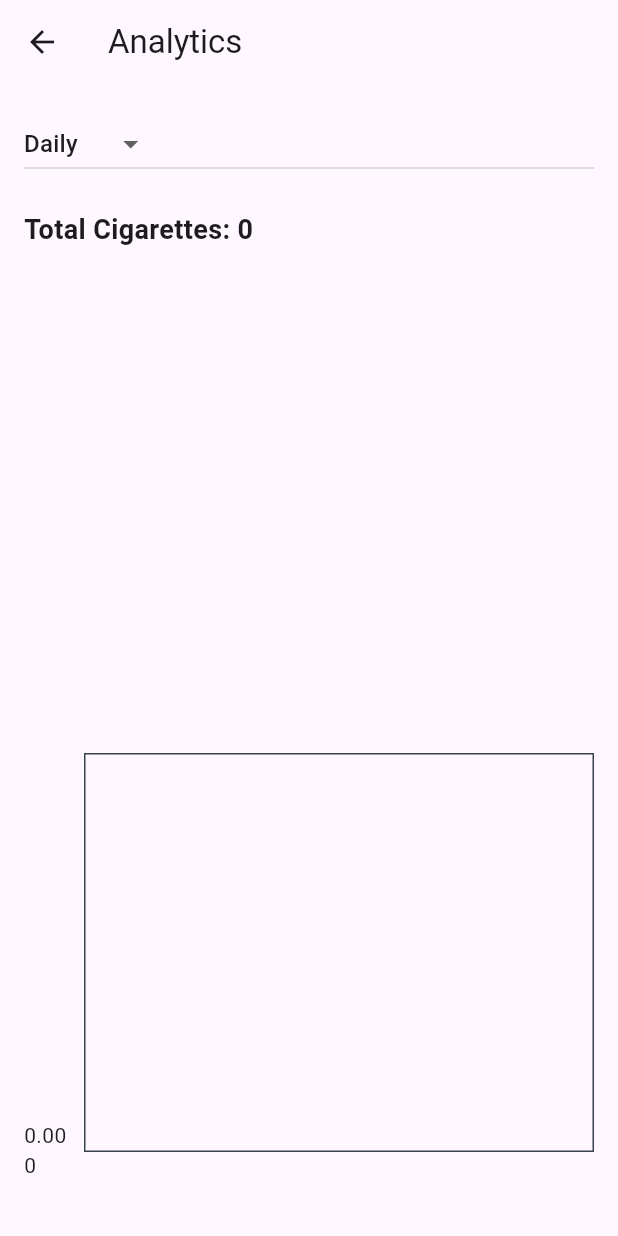
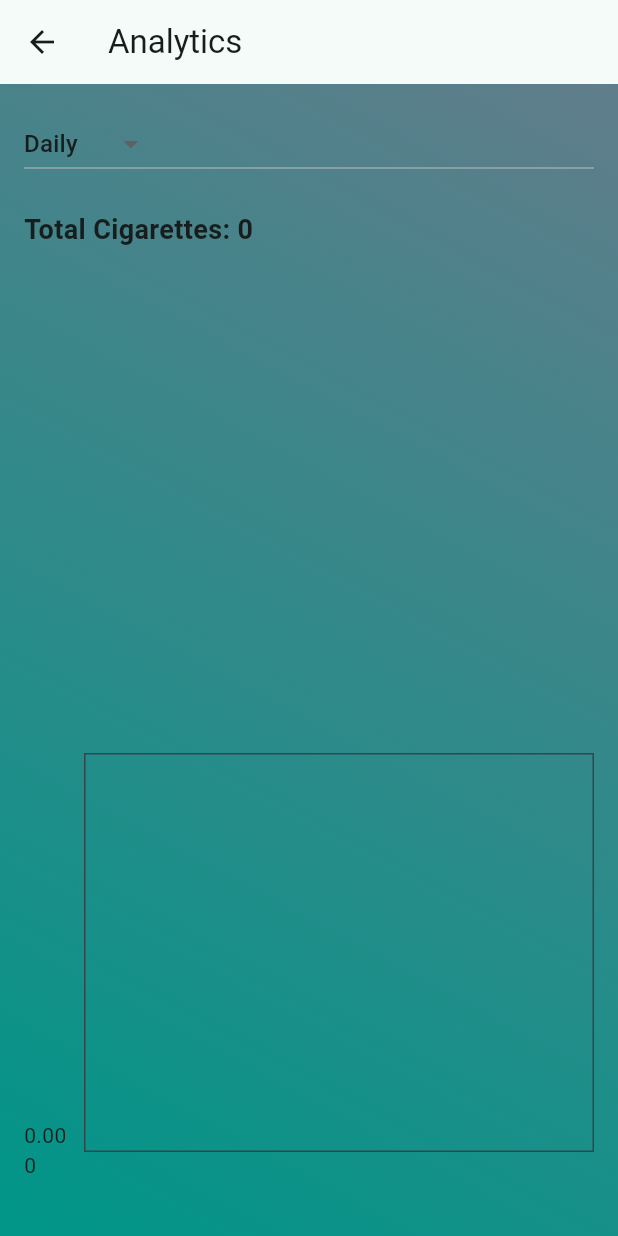
Before and after one commit to yesMohanHere/smoke-free, a Flutter app: the screen it shows after launch, after a tap on "View Analytics", on a phone screen of 412 x 824 dp. Run offline on Flutter 3.47's test engine with Material 3 defaults, Android fonts, the phone set to English and light mode, and no system bars; drawn by our look-alikes of fl_chart; our stand-ins replace shared_preferences.

Commit message:
Add creative styling to UI

```diff
--- a/lib/main.dart
+++ b/lib/main.dart
@@ -14,7 +14,8 @@ class MyApp extends StatelessWidget {
     return MaterialApp(
       title: 'Cigarette Tracker',
       theme: ThemeData(
-        primarySwatch: Colors.blueGrey,
+        colorScheme: ColorScheme.fromSeed(seedColor: Colors.teal),
+        useMaterial3: true,
       ),
       initialRoute: '/',
       routes: {
--- a/lib/views/analytics_screen.dart
+++ b/lib/views/analytics_screen.dart
@@ -57,7 +57,14 @@ class _AnalyticsScreenState extends State<AnalyticsScreen> {
       appBar: AppBar(
         title: const Text('Analytics'),
       ),
-      body: Padding(
+      body: Container(
+        decoration: const BoxDecoration(
+          gradient: LinearGradient(
+            colors: [Colors.blueGrey, Colors.teal],
+            begin: Alignment.topRight,
+            end: Alignment.bottomLeft,
+          ),
+        ),
         padding: const EdgeInsets.all(16.0),
         child: Column(
           crossAxisAlignment: CrossAxisAlignment.stretch,
@@ -100,8 +107,12 @@ class _AnalyticsScreenState extends State<AnalyticsScreen> {
                 itemBuilder: (context, index) {
                   final key = sortedKeys[index];
                   final value = counts[key];
-                  return ListTile(
-                    title: Text('$key: $value cigarettes'),
+                  return Card(
+                    color: Colors.white70,
+                    margin: const EdgeInsets.symmetric(vertical: 4),
+                    child: ListTile(
+                      title: Text('$key: $value cigarettes'),
+                    ),
                   );
                 },
               ),
@@ -116,8 +127,12 @@ class _AnalyticsScreenState extends State<AnalyticsScreen> {
                       barRods: [
                         BarChartRodData(
                           toY: entry.value.toDouble(),
-                          color: Colors.blueAccent,
                           width: 15,
+                          gradient: const LinearGradient(
+                            colors: [Colors.teal, Colors.blueAccent],
+                            begin: Alignment.bottomCenter,
+                            end: Alignment.topCenter,
+                          ),
                         ),
                       ],
                     );
--- a/lib/views/home_screen.dart
+++ b/lib/views/home_screen.dart
@@ -26,24 +26,38 @@ class _HomeScreenState extends State<HomeScreen> {
       appBar: AppBar(
         title: const Text('Cigarette Tracker'),
       ),
-      body: Center(
+      body: Container(
+        decoration: const BoxDecoration(
+          gradient: LinearGradient(
+            colors: [Colors.teal, Colors.blueGrey],
+            begin: Alignment.topLeft,
+            end: Alignment.bottomRight,
+          ),
+        ),
+        child: Center(
           child: Column(
             mainAxisAlignment: MainAxisAlignment.center,
             children: <Widget>[
               const Text(
                 'Press the button to log a cigarette:',
+                style: TextStyle(fontSize: 18, fontWeight: FontWeight.w600, color: Colors.white),
               ),
-            ElevatedButton(
+              const SizedBox(height: 12),
+              ElevatedButton.icon(
                 onPressed: _logCigarette,
-              child: const Text('Log Cigarette'),
+                icon: const Icon(Icons.add),
+                label: const Text('Log Cigarette'),
               ),
-            ElevatedButton(
+              const SizedBox(height: 12),
+              ElevatedButton.icon(
                 onPressed: () {
                   Navigator.pushNamed(context, '/analytics');
                 },
-              child: const Text('View Analytics'),
+                icon: const Icon(Icons.bar_chart),
+                label: const Text('View Analytics'),
               ),
             ],
+          ),
         ),
       ),
     );
```
Lines whose indentation alone changed are shown as unchanged.
